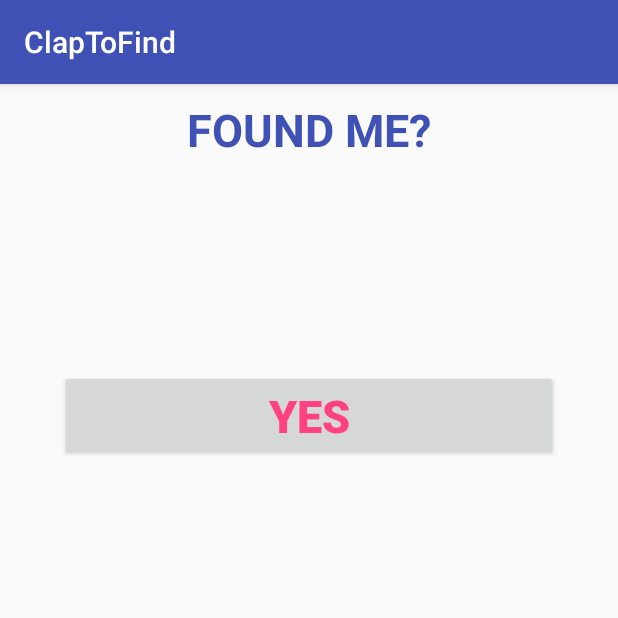
After one commit to nguyenlinh2809/ClapToFindDemo, an Android app: the NotificationActivity screen opened directly, with no data from a screen before it, on a phone screen of 412 x 824 dp, the top half of it. The commit adds this screen. Run offline under Robolectric (Android 15) with nearby library versions, the phone set to English and light mode, and no system bars; 3 statements that could not run were skipped.

Commit message:
2017-11-07

```diff
--- a/ClapToFind2/app/build.gradle
+++ b/ClapToFind2/app/build.gradle
@@ -24,8 +24,8 @@ dependencies {
     androidTestCompile('com.android.support.test.espresso:espresso-core:2.2.2', {
         exclude group: 'com.android.support', module: 'support-annotations'
     })
+    compile files('libs/TarsosDSP-Android-2.0.jar')
     compile 'com.android.support:appcompat-v7:26.+'
     compile 'com.android.support.constraint:constraint-layout:1.0.2'
     testCompile 'junit:junit:4.12'
-    compile files('libs/TarsosDSP-Android-2.0.jar')
 }
--- /dev/null
+++ b/ClapToFind2/app/src/main/java/com/example/acer/claptofind/NotificationActivity.java
@@ -0,0 +1,88 @@
+package com.example.acer.claptofind;
+
+import android.content.Intent;
+import android.support.v7.app.AppCompatActivity;
+import android.os.Bundle;
+import android.util.Log;
+import android.view.View;
+import android.widget.Button;
+
+public class NotificationActivity extends AppCompatActivity {
+    public static String MY_ACTION = "my_action";
+    public static String MY_RECEIVER = "my_receiver";
+    PlayRingtone playRingtone;
+    Vibration vibration;
+    TurnOnFlash turnOnFlash;
+
+    boolean receiver = false;
+    boolean checkFlash = true;
+    boolean isRingTone, isFlash, isVibration = false;
+
+    Button btnYes;
+    @Override
+    protected void onCreate(Bundle savedInstanceState) {
+        super.onCreate(savedInstanceState);
+        setContentView(R.layout.activity_notification);
+        addControls();
+        addEvents();
+
+    }
+
+    private void addEvents() {
+        btnYes.setOnClickListener(new View.OnClickListener() {
+            @Override
+            public void onClick(View view) {
+                receiver = true;
+                checkFlash = false;
+                stopNotification(isRingTone, isVibration, isFlash);
+                Intent intent = new Intent();
+                intent.setAction(MY_ACTION);
+                intent.putExtra(MY_RECEIVER, receiver);
+                sendBroadcast(intent);
+                finish();
+            }
+        });
+    }
+
+    private void addControls() {
+        btnYes = (Button) findViewById(R.id.btnYes);
+
+        Intent intent = getIntent();
+        Bundle bundle = intent.getExtras();
+        isRingTone = bundle.getBoolean(MainActivity.SW_RINGTONE);
+        isFlash = bundle.getBoolean(MainActivity.SW_FLASH);
+        isVibration = bundle.getBoolean(MainActivity.SW_VIBRATION);
+        if(isFlash){
+            turnOnFlash = new TurnOnFlash();
+        }
+        playRingtone = new PlayRingtone(getApplicationContext());
+        vibration = new Vibration(getApplicationContext());
+        startNotification(isRingTone, isFlash, isVibration);
+    }
+
+    public void startNotification(boolean isRingTone, boolean isFlash, boolean isVibration){
+        if(isRingTone){
+            playRingtone.playSong();
+        }
+        if(isFlash){
+            turnOnFlash.turnOn();
+        }
+        if(isVibration){
+            vibration.vibrate();
+        }
+
+    }
+    public void stopNotification(boolean isRingTone, boolean isVibration, boolean isFlash){
+        if(isRingTone){
+            playRingtone.stopSong();
+        }
+        if(isVibration){
+            vibration.stopVibrate();
+        }
+        if(isFlash && (!checkFlash)){
+            turnOnFlash.turnOff();
+        }
+    }
+
+
+}
--- /dev/null
+++ b/ClapToFind2/app/src/main/res/layout/activity_notification.xml
@@ -0,0 +1,42 @@
+<?xml version="1.0" encoding="utf-8"?>
+<android.support.constraint.ConstraintLayout xmlns:android="http://schemas.android.com/apk/res/android"
+    xmlns:app="http://schemas.android.com/apk/res-auto"
+    xmlns:tools="http://schemas.android.com/tools"
+    android:layout_width="match_parent"
+    android:layout_height="match_parent"
+    tools:context="com.example.acer.claptofind.NotificationActivity">
+
+    <TextView
+        android:layout_margin="10dp"
+        android:textSize="30sp"
+        android:id="@+id/textView"
+        android:layout_width="0dp"
+        android:layout_height="wrap_content"
+        android:text="FOUND ME?"
+        android:textStyle="bold"
+        android:gravity="center"
+        android:textColor="@color/colorPrimary"
+        app:layout_constraintTop_toTopOf="parent"
+        android:layout_marginTop="122dp"
+        android:layout_marginLeft="8dp"
+        app:layout_constraintLeft_toLeftOf="parent"
+        android:layout_marginRight="8dp"
+        app:layout_constraintRight_toRightOf="parent"
+        android:layout_marginStart="8dp"
+        android:layout_marginEnd="8dp" />
+    <Button
+        android:layout_marginRight="40dp"
+        android:layout_marginLeft="40dp"
+        android:textStyle="bold"
+        android:textColor="@color/colorAccent"
+        android:textSize="30sp"
+        android:text="YES"
+        android:id="@+id/btnYes"
+        app:layout_constraintRight_toRightOf="parent"
+        app:layout_constraintLeft_toLeftOf="parent"
+        app:layout_constraintTop_toBottomOf="@+id/textView"
+        android:layout_width="0dp"
+        android:layout_height="wrap_content"
+        android:layout_marginTop="140dp"
+        app:layout_constraintHorizontal_bias="1.0" />
+</android.support.constraint.ConstraintLayout>
```
Also changed, not shown: ClapToFind2/app/src/main/AndroidManifest.xml (+11 -7 lines), ClapToFind2/app/src/main/java/com/example/acer/claptofind/ClapService.java (+55 -25 lines), ClapToFind2/app/src/main/java/com/example/acer/claptofind/MainActivity.java (+35 -32 lines), ClapToFind2/app/src/main/java/com/example/acer/claptofind/TurnOnFlash.java (+6 -8 lines).
